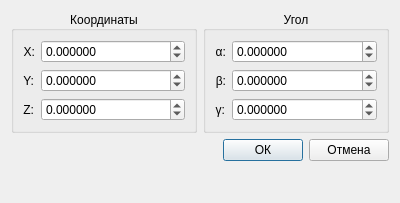
ncPUMA/FanucBotGui, file src/Dialogs/PathPoints/caddpathpointdialog.ui: the form before one commit.
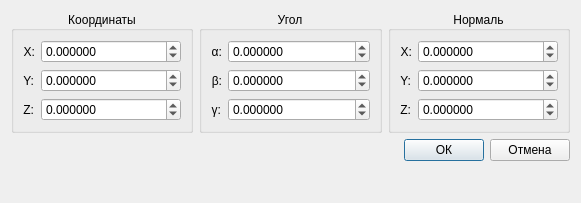
The form after the commit.

```diff
--- a/src/Dialogs/PathPoints/caddpathpointdialog.ui
+++ b/src/Dialogs/PathPoints/caddpathpointdialog.ui
@@ -6,7 +6,7 @@
    <rect>
     <x>0</x>
     <y>0</y>
-    <width>400</width>
+    <width>581</width>
     <height>203</height>
    </rect>
   </property>
@@ -232,6 +232,114 @@
        </layout>
       </widget>
      </item>
+     <item>
+      <widget class="QGroupBox" name="gbNormal">
+       <property name="title">
+        <string>Нормаль</string>
+       </property>
+       <property name="alignment">
+        <set>Qt::AlignCenter</set>
+       </property>
+       <layout class="QGridLayout" name="gridLayout_3">
+        <item row="2" column="1">
+         <widget class="QDoubleSpinBox" name="dsbNormalZ">
+          <property name="decimals">
+           <number>6</number>
+          </property>
+          <property name="minimum">
+           <double>-10000.000000000000000</double>
+          </property>
+          <property name="maximum">
+           <double>10000.000000000000000</double>
+          </property>
+          <property name="singleStep">
+           <double>0.100000000000000</double>
+          </property>
+         </widget>
+        </item>
+        <item row="1" column="0">
+         <widget class="QLabel" name="labelNormalY">
+          <property name="sizePolicy">
+           <sizepolicy hsizetype="Maximum" vsizetype="Preferred">
+            <horstretch>0</horstretch>
+            <verstretch>0</verstretch>
+           </sizepolicy>
+          </property>
+          <property name="text">
+           <string>Y:</string>
+          </property>
+          <property name="alignment">
+           <set>Qt::AlignRight|Qt::AlignTrailing|Qt::AlignVCenter</set>
+          </property>
+         </widget>
+        </item>
+        <item row="2" column="0">
+         <widget class="QLabel" name="labelNormalZ">
+          <property name="sizePolicy">
+           <sizepolicy hsizetype="Maximum" vsizetype="Preferred">
+            <horstretch>0</horstretch>
+            <verstretch>0</verstretch>
+           </sizepolicy>
+          </property>
+          <property name="text">
+           <string>Z:</string>
+          </property>
+          <property name="alignment">
+           <set>Qt::AlignRight|Qt::AlignTrailing|Qt::AlignVCenter</set>
+          </property>
+         </widget>
+        </item>
+        <item row="0" column="0">
+         <widget class="QLabel" name="labelNormalX">
+          <property name="sizePolicy">
+           <sizepolicy hsizetype="Maximum" vsizetype="Preferred">
+            <horstretch>0</horstretch>
+            <verstretch>0</verstretch>
+           </sizepolicy>
+          </property>
+          <property name="text">
+           <string>X:</string>
+          </property>
+          <property name="alignment">
+           <set>Qt::AlignRight|Qt::AlignTrailing|Qt::AlignVCenter</set>
+          </property>
+         </widget>
+        </item>
+        <item row="0" column="1">
+         <widget class="QDoubleSpinBox" name="dsbNormalX">
+          <property name="decimals">
+           <number>6</number>
+          </property>
+          <property name="minimum">
+           <double>-10000.000000000000000</double>
+          </property>
+          <property name="maximum">
+           <double>10000.000000000000000</double>
+          </property>
+          <property name="singleStep">
+           <double>0.100000000000000</double>
+          </property>
+         </widget>
+        </item>
+        <item row="1" column="1">
+         <widget class="QDoubleSpinBox" name="dsbNormalY">
+          <property name="decimals">
+           <number>6</number>
+          </property>
+          <property name="minimum">
+           <double>-10000.000000000000000</double>
+          </property>
+          <property name="maximum">
+           <double>10000.000000000000000</double>
+          </property>
+          <property name="singleStep">
+           <double>0.100000000000000</double>
+          </property>
+         </widget>
+        </item>
+       </layout>
+      </widget>
+     </item>
     </layout>
    </item>
    <item>
```
Left out of the diff: 2 changed lines with no effect on the pictures.
